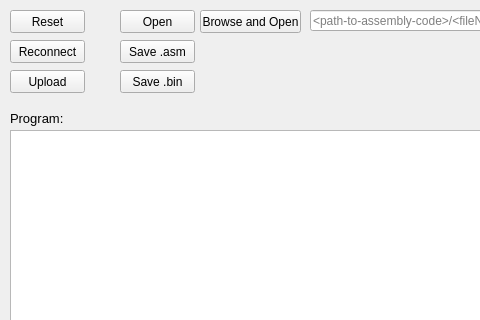
Above: RichArduino.ui from JabariBooker/RichArduino before the change; both pictures show x 0 to 480 and y 0 to 320 of the 627 by 765 pixel window. Below: the same form after it.
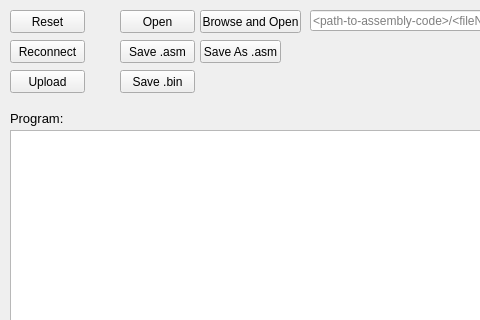
That is the form after the change.

Patch:
```diff
--- a/RichArduino.ui
+++ b/RichArduino.ui
@@ -241,6 +241,22 @@
     <string>Reset</string>
    </property>
   </widget>
+  <widget class="QPushButton" name="saveAsmAs">
+   <property name="geometry">
+    <rect>
+     <x>200</x>
+     <y>40</y>
+     <width>81</width>
+     <height>23</height>
+    </rect>
+   </property>
+   <property name="toolTip">
+    <string>Save current assembly code to .asm</string>
+   </property>
+   <property name="text">
+    <string>Save As .asm</string>
+   </property>
+  </widget>
  </widget>
  <layoutdefault spacing="6" margin="11"/>
  <resources/>
```
Left out of the diff: 2 changed lines with no effect on the pictures.
